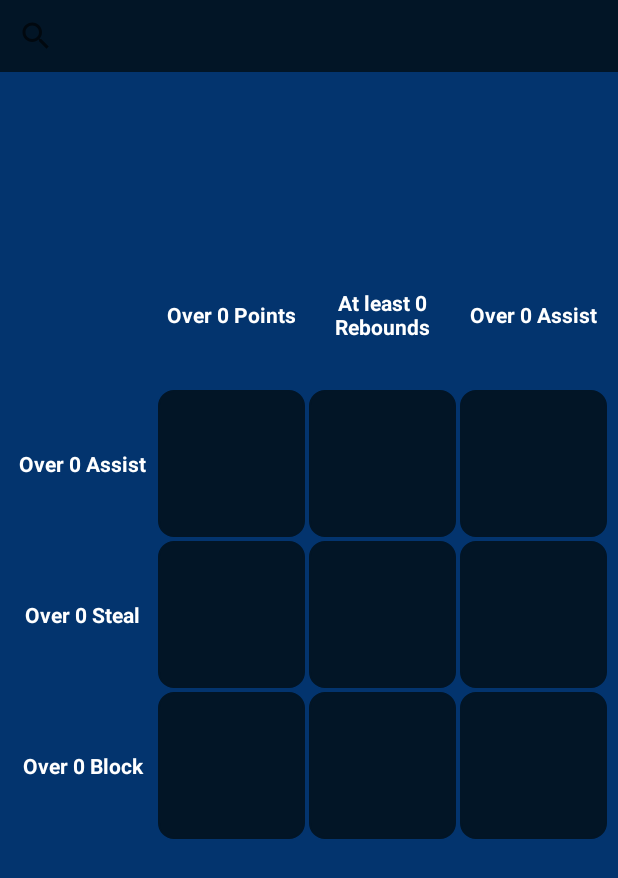
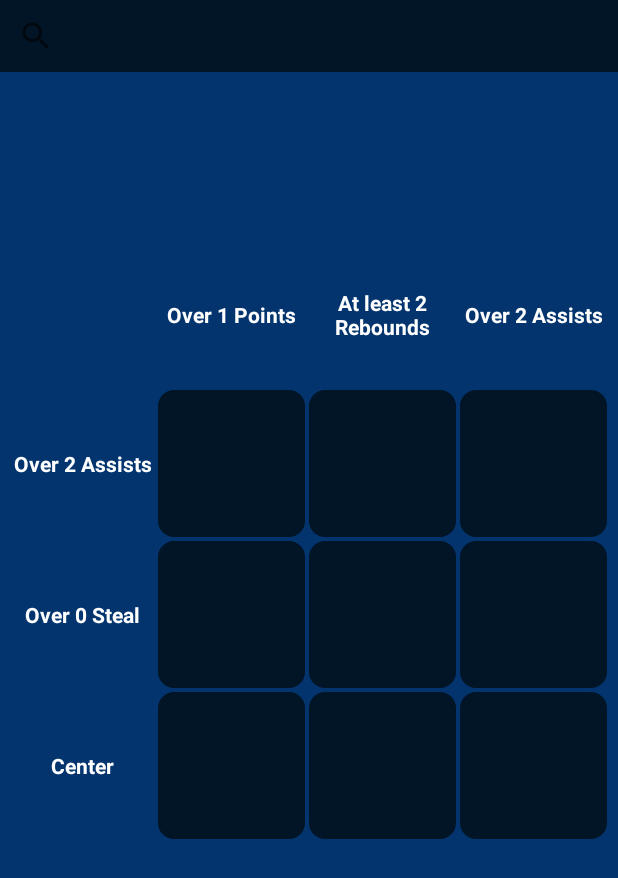
Before and after one commit to rkoum/Grid, an Android app: the screen it shows after launch (MainActivity), on a phone screen of 412 x 824 dp. Shown: the top 878 px of the screen. Run offline under Robolectric (Android 15) with nearby library versions, the phone set to English and light mode, and no system bars.

Commit message:
rng conditions

```diff
--- a/app/src/main/java/com/example/grid/MainActivity.kt
+++ b/app/src/main/java/com/example/grid/MainActivity.kt
@@ -20,6 +20,7 @@ import androidx.appcompat.widget.ToolbarWidgetWrapper
 import androidx.core.content.ContextCompat
 import androidx.core.graphics.toColor
 import com.bumptech.glide.Glide
+import kotlin.random.Random
 
 class MainActivity : AppCompatActivity() {
     private lateinit var dbHelper: MyDatabaseHelper
@@ -46,13 +47,20 @@ class MainActivity : AppCompatActivity() {
 
     private val foundPlayers: MutableList<String> = mutableListOf()
 
+    val randomPTS = Random.nextInt(0, 15)
+    val randomREB = Random.nextInt(0, 6)
+    val randomAST = Random.nextInt(0, 4)
+    val randomBLK = Random.nextInt(0, 1)
+    val randomSTL = Random.nextInt(0, 1)
+    val positions = listOf("PG ", "SG ", "SF ", "PF ", "C ")
+
     // Define initial conditions
-    private var condition1 = "PTS > 0"
-    private var condition2 = "REB >= 0"
-    private var condition3 = "AST > 0"
-    private var conditionA = "AST > 0"
-    private var conditionB = "STL > 0"       //"\"TO\" >= 2"
-    private var conditionC = "BLK > 0"
+    private var condition1 = "PTS > $randomPTS"
+    private var condition2 = "REB >= $randomREB"
+    private var condition3 = "AST > $randomAST"
+    private var conditionA = "AST > $randomAST"
+    private var conditionB = "STL > $randomSTL"       //"\"TO\" >= 2"
+    private var conditionC = "POS = '${positions.random()}'"
     private var queries: List<String> = listOf(
         "SELECT * FROM Players WHERE NAME = ? AND ${condition1} AND ${conditionA} ",
         "SELECT * FROM Players WHERE NAME = ? AND ${condition2} AND ${conditionA} ",
@@ -66,13 +74,29 @@ class MainActivity : AppCompatActivity() {
     )
 
     val conditionMap: Map<String, String> = mapOf(
-        "PTS > 0" to "Over 0 Points",
-        "REB >= 0" to "At least 0 Rebounds",
+        "PTS > $randomPTS" to "Over $randomPTS Points",
+        "PTS < $randomPTS" to "Under $randomPTS Points",
+        "PTS >= $randomPTS" to "At least $randomPTS Points",
+        "REB > $randomREB" to "Over $randomREB Rebounds",
+        "REB < $randomREB" to "Under $randomREB Rebounds",
+        "REB >= $randomREB" to "At least $randomREB Rebounds",
+        "AST > $randomAST" to "Over $randomAST Assists",
+        "AST < $randomAST" to "Under $randomAST Assists",
+        "AST >= $randomAST" to "At least $randomAST Assists",
+        "BLK > $randomBLK" to "Over $randomBLK Blocks",
+        "BLK < $randomBLK" to "Under $randomBLK Blocks",
+        "BLK >= $randomBLK" to "At least $randomBLK Blocks",
+        "STL > $randomSTL" to "Over $randomSTL Steal",
+        "STL < $randomSTL" to "Under $randomSTL Steal",
+        "STL >= $randomSTL" to "At least $randomSTL Steal",
+        "POS = 'PG '" to "Point Guard",
+        "POS = 'SG '" to "Shooting Guard",
+        "POS = 'SF '" to "Small Forward",
+        "POS = 'PF '" to "Power Forward",
+        "POS = 'C '" to "Center",
+
+
         "\"TO\" >= 0" to "At least 0 TO",
-        "BLK > 0" to "Over 0 Block",
-        "POS = 'PG'" to "Point Guard",
-        "STL > 0" to "Over 0 Steal",
-        "AST > 0" to "Over 0 Assist"
 
     )
 
@@ -342,10 +366,10 @@ class MainActivity : AppCompatActivity() {
         }
     }
 }
+
+//TODO rng conditions
+//TODO 2 players same square win with 8/9fix
+//TODO UI -> search and X icon white
 //TODO images or text <-> textView
-//=TODO win if 9
+//TODO labels
 //TODO percentages
-//TODO rng conditions
-//TODO UI
-//TODO position in querries
-//TODO 2 players same square win with 8/9fix
```
